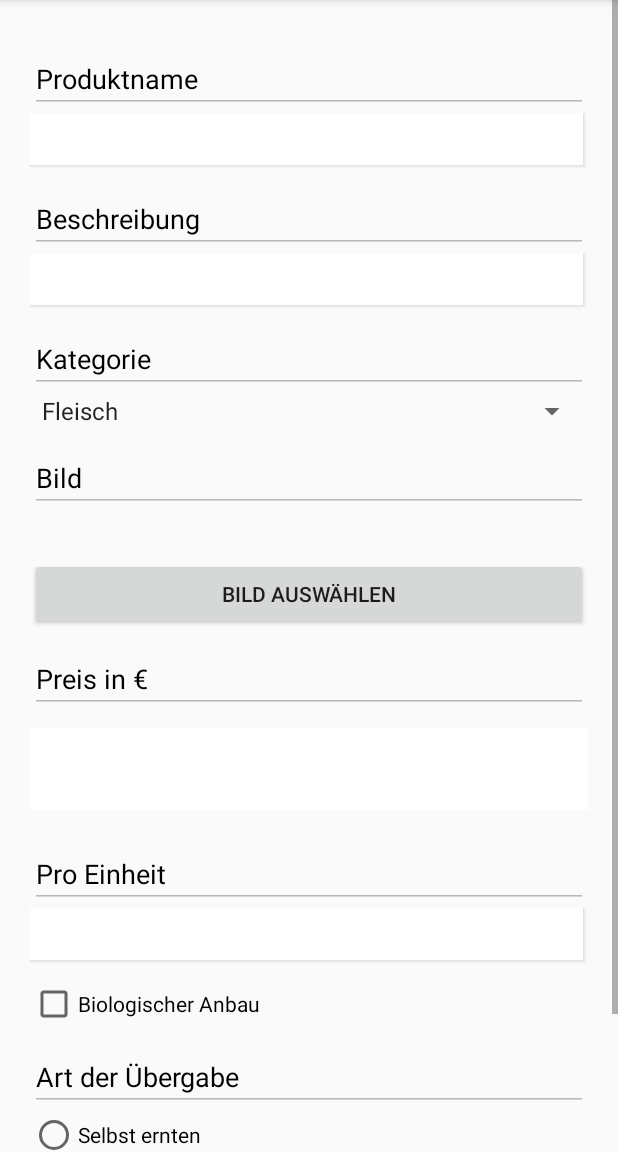
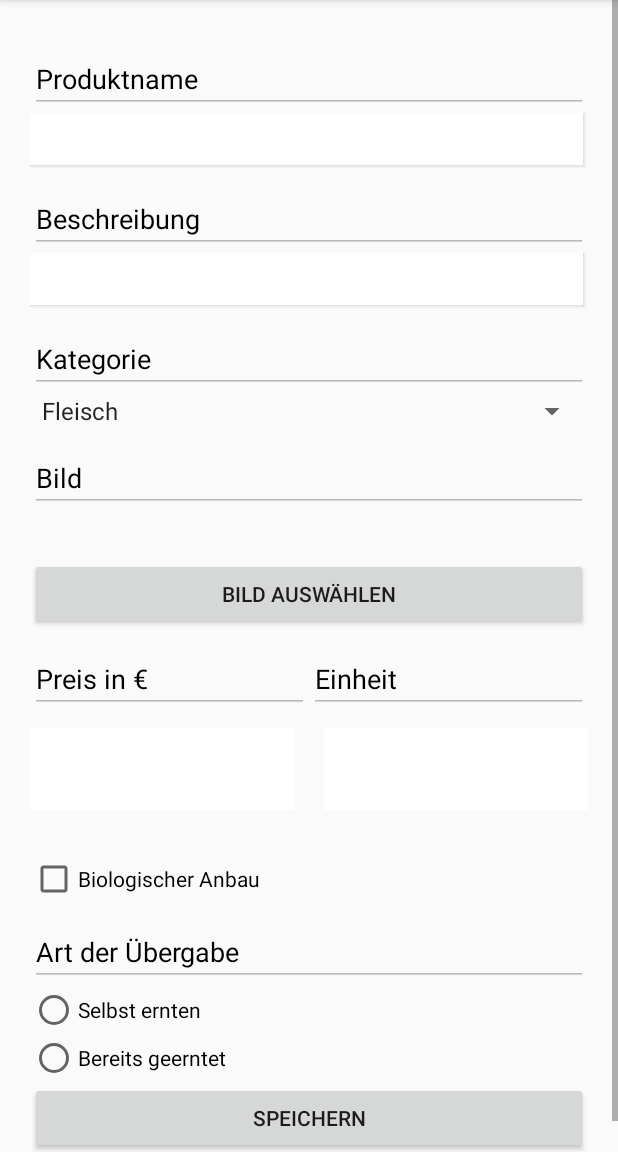
Before and after one commit to StanglTobias/sw2017-xp3, an Android app: the ReleaseAdActivity screen opened directly, with no data from a screen before it, on a phone screen of 412 x 824 dp, the part 84-1236 px from its top. Run offline under Robolectric (Android 15) with nearby library versions, the light colour scheme and no system bars; network calls fail; pictures from the network do not load; 1 statement that could not run was skipped.

Commit message:
[LH] [CS] refactoring

```diff
--- a/app/src/main/res/layout/activity_release_ad.xml
+++ b/app/src/main/res/layout/activity_release_ad.xml
@@ -154,6 +154,12 @@
                 android:layout_weight="1"
                 android:orientation="vertical">
 
+                <LinearLayout
+                    android:layout_width="match_parent"
+                    android:layout_height="match_parent"
+                    android:layout_weight="1"
+                    android:orientation="horizontal">
+
                     <EditText
                         android:id="@+id/Text_ID_Preis"
                         android:layout_width="match_parent"
@@ -165,11 +171,30 @@
                         android:text="Preis in €"
                         android:textColor="@android:color/black" />
 
+                    <EditText
+                        android:id="@+id/Text_ID_Einheit"
+                        android:layout_width="match_parent"
+                        android:layout_height="wrap_content"
+                        android:layout_weight="1"
+                        android:ems="10"
+                        android:enabled="false"
+                        android:inputType="textPersonName"
+                        android:text="Einheit"
+                        android:textColor="@android:color/black" />
+                </LinearLayout>
+
+                <LinearLayout
+                    android:layout_width="match_parent"
+                    android:layout_height="match_parent"
+                    android:layout_weight="1"
+                    android:orientation="horizontal">
+
                     <TextView
                         android:id="@+id/textView_ID_Preis"
                         android:layout_width="match_parent"
                         android:layout_height="wrap_content"
                         android:layout_marginBottom="10dp"
+                        android:layout_marginRight="10dp"
                         android:layout_marginTop="10dp"
                         android:layout_weight="1"
                         android:height="50dp"
@@ -188,6 +213,31 @@
                         android:textColorHint="@android:color/darker_gray"
                         android:textSize="25sp" />
 
+                    <TextView
+                        android:id="@+id/textView_ID_Einheit"
+                        android:layout_width="match_parent"
+                        android:layout_height="wrap_content"
+                        android:layout_marginBottom="10dp"
+                        android:layout_marginLeft="10dp"
+                        android:layout_marginTop="10dp"
+                        android:layout_weight="1"
+                        android:height="50dp"
+                        android:background="@android:color/background_light"
+                        android:clickable="true"
+                        android:contextClickable="true"
+                        android:cursorVisible="true"
+                        android:focusable="true"
+                        android:focusableInTouchMode="true"
+                        android:inputType="text"
+                        android:linksClickable="true"
+                        android:paddingBottom="10dp"
+                        android:paddingLeft="10dp"
+                        android:paddingTop="10dp"
+                        android:textAlignment="textStart"
+                        android:textColorHint="@android:color/darker_gray"
+                        android:textSize="25sp" />
+                </LinearLayout>
+
             </LinearLayout>
 
             <LinearLayout
@@ -196,27 +246,6 @@
                 android:layout_marginTop="10dp"
                 android:layout_weight="1"
                 android:orientation="vertical">
-
-                <EditText
-                    android:id="@+id/Text_ID_Einheit"
-                    android:layout_width="match_parent"
-                    android:layout_height="wrap_content"
-                    android:layout_weight="1"
-                    android:ems="10"
-                    android:enabled="false"
-                    android:inputType="textPersonName"
-                    android:text="Pro Einheit"
-                    android:textColor="@android:color/black" />
-
-                <EditText
-                    android:id="@+id/editText3"
-                    android:layout_width="match_parent"
-                    android:layout_height="wrap_content"
-                    android:layout_weight="1"
-                    android:background="@drawable/border_recommended_image"
-                    android:ems="10"
-                    android:inputType="textPersonName"
-                    android:textSize="25sp" />
 
                 <CheckBox
                     android:id="@+id/checkBox_ID_ReleaseAd_BiologischerAnbau"
```
Lines whose indentation alone changed are shown as unchanged.
